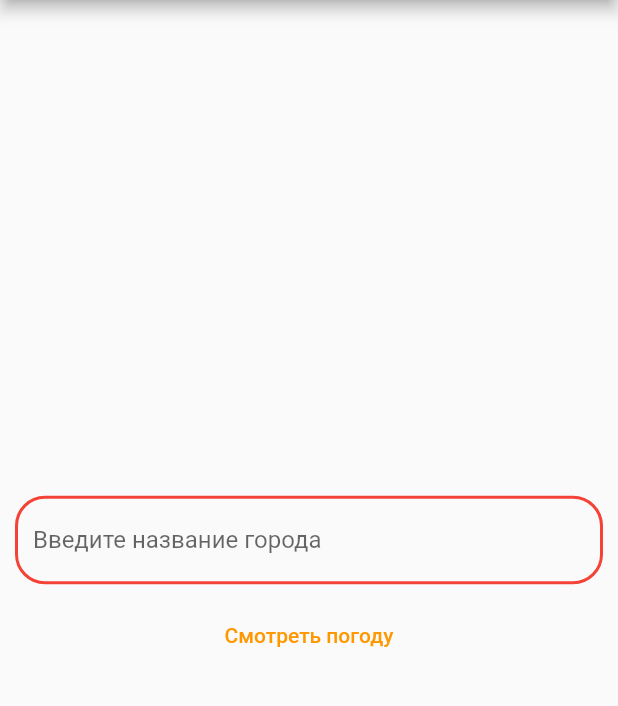
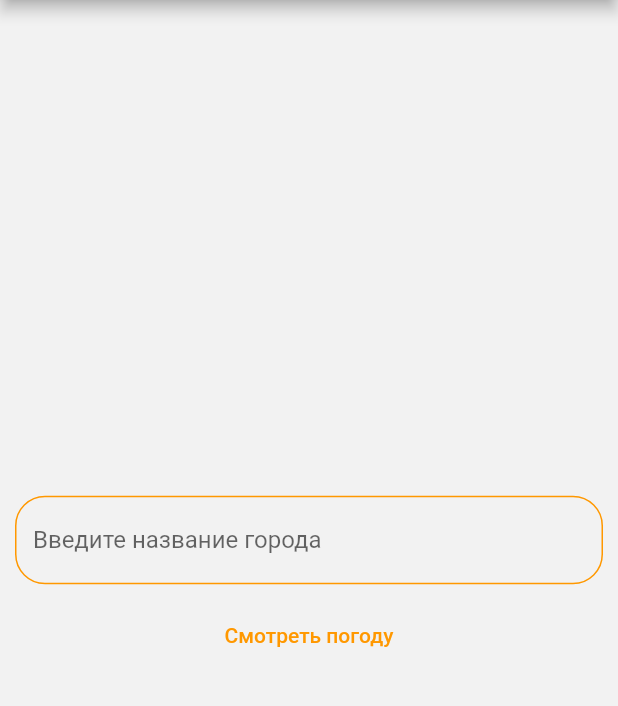
Before and after one commit to imkaef/weatherAPP, a Flutter app: the screen it shows after launch, on a phone screen of 412 x 824 dp, the part 84-790 px from its top. Run offline on Flutter 3.47's test engine with Material 2 defaults, Android fonts, the phone set to English and light mode, and no system bars; our stand-ins replace bloc, flutter_bloc.

Commit message:
change color

```diff
--- a/lib/pages/main_screen_widget.dart
+++ b/lib/pages/main_screen_widget.dart
@@ -12,7 +12,9 @@ class MainScreenWidget extends StatelessWidget {
         centerTitle: true,
         title: const Text('Weather app'),
       ),
-      body: Center(
+      body: Container(
+        color: const Color(0xfff2f2f2),
+        child: Center(
           child: Column(
             mainAxisAlignment: MainAxisAlignment.center,
             crossAxisAlignment: CrossAxisAlignment.center,
@@ -32,8 +34,8 @@ class MainScreenWidget extends StatelessWidget {
                     enabledBorder: OutlineInputBorder(
                       borderRadius: BorderRadius.circular(20.0),
                       borderSide: const BorderSide(
-                      color: Colors.red,
-                      width: 2.0,
+                        color: Colors.orange,
+                        width: 1,
                       ),
                     ),
                   ),
@@ -52,6 +54,7 @@ class MainScreenWidget extends StatelessWidget {
             ],
           ),
         ),
+      ),
     );
   }
 }
```
Also changed, not shown: lib/pages/weather_screen_widget.dart (+5 -2 lines). Lines whose indentation alone changed are shown as unchanged.
